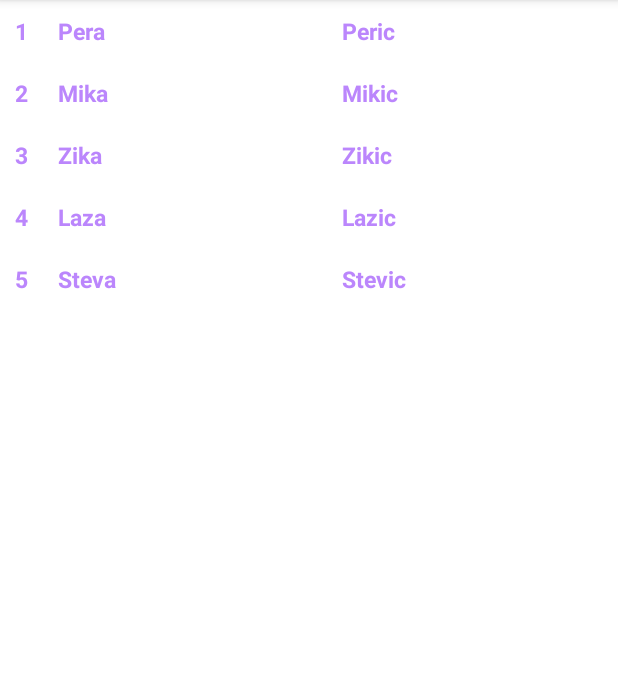
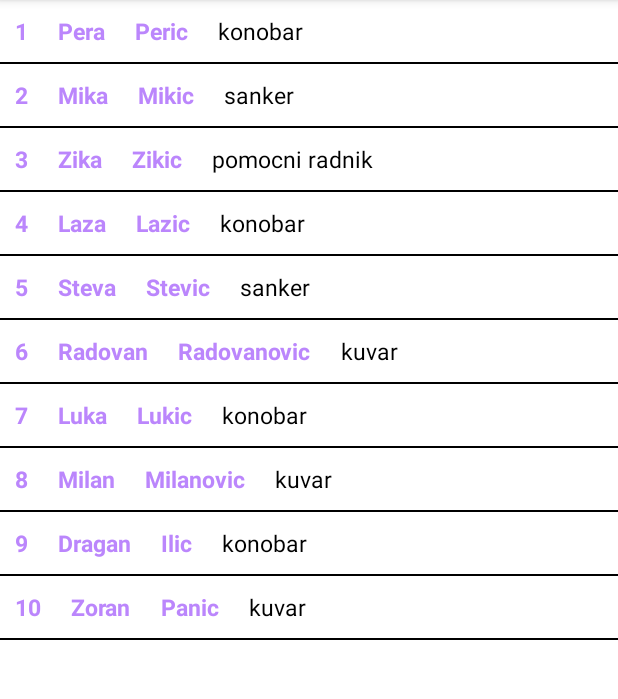
Before and after one commit to stevanm/mis-project, an Android app: the fragment EmployeeFragment placed in its activity, on a phone screen of 412 x 824 dp, the part 84-783 px from its top. Run offline under Robolectric (Android 15) with nearby library versions, the phone set to English and light mode, and no system bars.

Commit message:
Employee screen - updating data; Bug fixed

```diff
--- a/host-android-app/app/src/main/java/rs/ac/uns/pmf/mis/restauranthost/data/MainDataSource.java
+++ b/host-android-app/app/src/main/java/rs/ac/uns/pmf/mis/restauranthost/data/MainDataSource.java
@@ -16,6 +16,8 @@ public class MainDataSource implements MainRepository {
     private final Application application;
     private List<ManagerOrderItem> managerOrderItems = new ArrayList<>();
     private List<ManagerEmployeeItem> managerEmployeeItems = new ArrayList<>();
+    private String workSchedulerNotes;
+    private ManagerEmployeeItem managerEmployeeItem;
 
     public MainDataSource(Application application) {
         this.application = application;
@@ -23,6 +25,7 @@ public class MainDataSource implements MainRepository {
 
     @Override
     public MutableLiveData<List<ManagerOrderItem>> getManagerOrderedItems() {
+        managerOrderItems.clear();
         managerOrderItems.add(new ManagerOrderItem("Artikal 1", 0));
         managerOrderItems.add(new ManagerOrderItem("Artikal 2", 0));
         managerOrderItems.add(new ManagerOrderItem("Artikal 3", 0));
@@ -63,11 +66,17 @@ public class MainDataSource implements MainRepository {
 
     @Override
     public LiveData<List<ManagerEmployeeItem>> getManagerEmployeeItems() {
-        managerEmployeeItems.add(new ManagerEmployeeItem(1, "Pera", "Peric"));
-        managerEmployeeItems.add(new ManagerEmployeeItem(2, "Mika", "Mikic"));
-        managerEmployeeItems.add(new ManagerEmployeeItem(3, "Zika", "Zikic"));
-        managerEmployeeItems.add(new ManagerEmployeeItem(4, "Laza", "Lazic"));
-        managerEmployeeItems.add(new ManagerEmployeeItem(5, "Steva", "Stevic"));
+        managerEmployeeItems.clear();
+        managerEmployeeItems.add(new ManagerEmployeeItem(1, "Pera", "Peric", "konobar"));
+        managerEmployeeItems.add(new ManagerEmployeeItem(2, "Mika", "Mikic", "sanker"));
+        managerEmployeeItems.add(new ManagerEmployeeItem(3, "Zika", "Zikic", "pomocni radnik"));
+        managerEmployeeItems.add(new ManagerEmployeeItem(4, "Laza", "Lazic", "konobar"));
+        managerEmployeeItems.add(new ManagerEmployeeItem(5, "Steva", "Stevic", "sanker"));
+        managerEmployeeItems.add(new ManagerEmployeeItem(6, "Radovan", "Radovanovic", "kuvar"));
+        managerEmployeeItems.add(new ManagerEmployeeItem(7, "Luka", "Lukic", "konobar"));
+        managerEmployeeItems.add(new ManagerEmployeeItem(8, "Milan", "Milanovic", "kuvar"));
+        managerEmployeeItems.add(new ManagerEmployeeItem(9, "Dragan", "Ilic", "konobar"));
+        managerEmployeeItems.add(new ManagerEmployeeItem(10, "Zoran", "Panic", "kuvar"));
         return new MutableLiveData<>(managerEmployeeItems);
     }
 
@@ -76,4 +85,14 @@ public class MainDataSource implements MainRepository {
         this.managerEmployeeItems = managerEmployeeItems;
     }
 
+    @Override
+    public void saveWorkSchedulerNotes(String workSchedulerNotes) {
+        this.workSchedulerNotes = workSchedulerNotes;
+    }
+
+    @Override
+    public void saveEditedManagerEmployeeItems(ManagerEmployeeItem managerEmployeeItem) {
+        this.managerEmployeeItem = managerEmployeeItem;
+    }
+
 }
--- a/host-android-app/app/src/main/java/rs/ac/uns/pmf/mis/restauranthost/data/MainRepository.java
+++ b/host-android-app/app/src/main/java/rs/ac/uns/pmf/mis/restauranthost/data/MainRepository.java
@@ -17,4 +17,7 @@ public interface MainRepository {
 
     void sendManagerEmployeeItems(List<ManagerEmployeeItem> managerEmployeeItems);
 
+    void saveWorkSchedulerNotes(String workSchedulerNotes);
+
+    void saveEditedManagerEmployeeItems(ManagerEmployeeItem managerEmployeeItem);
 }
--- a/host-android-app/app/src/main/java/rs/ac/uns/pmf/mis/restauranthost/domain/model/ManagerEmployeeItem.java
+++ b/host-android-app/app/src/main/java/rs/ac/uns/pmf/mis/restauranthost/domain/model/ManagerEmployeeItem.java
@@ -8,17 +8,20 @@ public class ManagerEmployeeItem implements Parcelable {
     private int employeeId;
     private String employeeFirstName;
     private String employeeSecondName;
+    private String workPosition;
 
-    public ManagerEmployeeItem(int employeeId, String employeeFirstName, String employeeSecondName) {
+    public ManagerEmployeeItem(int employeeId, String employeeFirstName, String employeeSecondName, String workPosition) {
         this.employeeId = employeeId;
         this.employeeFirstName = employeeFirstName;
         this.employeeSecondName = employeeSecondName;
+        this.workPosition = workPosition;
     }
 
     protected ManagerEmployeeItem(Parcel in) {
         employeeId = in.readInt();
         employeeFirstName = in.readString();
         employeeSecondName = in.readString();
+        workPosition = in.readString();
     }
 
     public static final Creator<ManagerEmployeeItem> CREATOR = new Creator<ManagerEmployeeItem>() {
@@ -57,13 +60,12 @@ public class ManagerEmployeeItem implements Parcelable {
         this.employeeSecondName = employeeSecondName;
     }
 
-    @Override
-    public String toString() {
-        return "ManagerEmployeeItem{" +
-                "employeeId=" + employeeId +
-                ", employeeFirstName='" + employeeFirstName + '\'' +
-                ", employeeSecondName='" + employeeSecondName + '\'' +
-                '}';
+    public String getWorkPosition() {
+        return workPosition;
+    }
+
+    public void setWorkPosition(String workPosition) {
+        this.workPosition = workPosition;
     }
 
     @Override
@@ -76,5 +78,6 @@ public class ManagerEmployeeItem implements Parcelable {
         dest.writeInt(employeeId);
         dest.writeString(employeeFirstName);
         dest.writeString(employeeSecondName);
+        dest.writeString(workPosition);
     }
 }
--- a/host-android-app/app/src/main/java/rs/ac/uns/pmf/mis/restauranthost/presentation/adapters/ManagerEmployeesAdapter.java
+++ b/host-android-app/app/src/main/java/rs/ac/uns/pmf/mis/restauranthost/presentation/adapters/ManagerEmployeesAdapter.java
@@ -5,7 +5,6 @@ import android.view.LayoutInflater;
 import android.view.View;
 import android.view.ViewGroup;
 import android.widget.TextView;
-import android.widget.Toast;
 
 import androidx.annotation.NonNull;
 import androidx.appcompat.app.AppCompatActivity;
@@ -41,15 +40,12 @@ public class ManagerEmployeesAdapter extends RecyclerView.Adapter<ManagerEmploye
         holder.id.setText(String.valueOf(item.getEmployeeId()));
         holder.firstName.setText(item.getEmployeeFirstName());
         holder.secondName.setText(item.getEmployeeSecondName());
-        holder.itemView.setOnClickListener(new View.OnClickListener() {
-            @Override
-            public void onClick(View v) {
-//                Toast.makeText(v.getContext(), item.toString(), Toast.LENGTH_SHORT).show();
-                ((AppCompatActivity) context).getSupportFragmentManager().beginTransaction()
-                        .addToBackStack(null)
-                        .replace(R.id.container, EmployeeDetailsFragment.newInstance(item))
-                        .commit();
-            }
+        holder.workPosition.setText(item.getWorkPosition());
+        holder.itemView.setOnClickListener(v -> {
+            ((AppCompatActivity) context).getSupportFragmentManager().beginTransaction()
+                    .addToBackStack(null)
+                    .replace(R.id.container, EmployeeDetailsFragment.newInstance(item))
+                    .commit();
         });
 
     }
@@ -68,12 +64,14 @@ public class ManagerEmployeesAdapter extends RecyclerView.Adapter<ManagerEmploye
         private final TextView id;
         private final TextView firstName;
         private final TextView secondName;
+        private final TextView workPosition;
 
         public EmployeeViewHolder(@NonNull View itemView) {
             super(itemView);
             id = itemView.findViewById(R.id.employee_id);
             firstName = itemView.findViewById(R.id.first_name);
             secondName = itemView.findViewById(R.id.second_name);
+            workPosition = itemView.findViewById(R.id.work_position);
         }
     }
 
--- a/host-android-app/app/src/main/res/layout/employee_item.xml
+++ b/host-android-app/app/src/main/res/layout/employee_item.xml
@@ -1,5 +1,10 @@
 <?xml version="1.0" encoding="utf-8"?>
 <LinearLayout xmlns:android="http://schemas.android.com/apk/res/android"
+    android:layout_width="match_parent"
+    android:layout_height="wrap_content"
+    android:orientation="vertical">
+
+    <LinearLayout
         android:layout_width="match_parent"
         android:layout_height="wrap_content"
         android:orientation="horizontal">
@@ -14,15 +19,27 @@
             android:id="@+id/first_name"
             style="@style/employeeStyle"
             android:layout_width="wrap_content"
-        android:layout_height="wrap_content"
-        android:layout_weight="1" />
+            android:layout_height="wrap_content" />
 
         <TextView
             android:id="@+id/second_name"
             style="@style/employeeStyle"
             android:layout_width="wrap_content"
+            android:layout_height="wrap_content" />
+
+        <TextView
+            android:id="@+id/work_position"
+            style="@style/employeeStyle"
+            android:layout_width="wrap_content"
             android:layout_height="wrap_content"
-        android:layout_weight="1" />
-
+            android:textColor="@color/black"
+            android:textStyle="normal" />
 
     </LinearLayout>
+
+    <View
+        android:layout_width="match_parent"
+        android:layout_height="1dp"
+        android:background="@color/black" />
+
+</LinearLayout>
```
Also changed, not shown: host-android-app/app/src/main/java/rs/ac/uns/pmf/mis/restauranthost/presentation/fragments/employee/EmployeeDetailsFragment.java (+43 -0 lines), host-android-app/app/src/main/java/rs/ac/uns/pmf/mis/restauranthost/presentation/fragments/workscheduler/EmployeeSchedulerFragment.java (+20 -0 lines), host-android-app/app/src/main/java/rs/ac/uns/pmf/mis/restauranthost/presentation/viewmodels/MainViewModel.java (+8 -0 lines), host-android-app/app/src/main/res/layout/employee_item_editable.xml (added, +83 -0 lines), 1 other file. Lines whose indentation alone changed are shown as unchanged.
